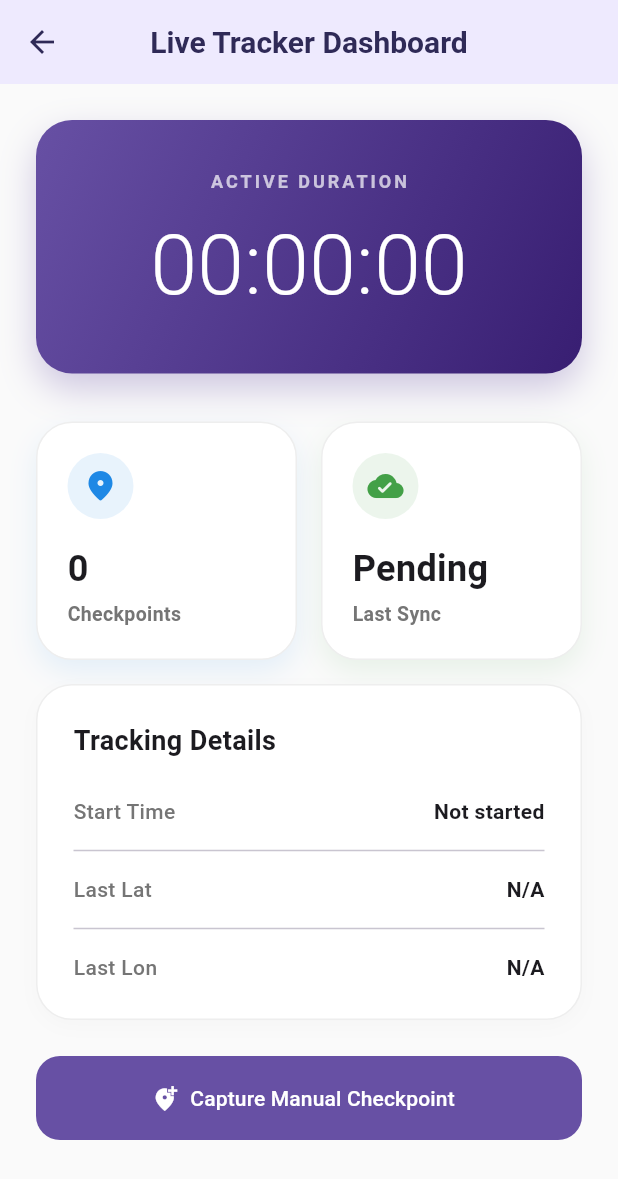
After one commit to JoshiAO/sales_agile_monitoring, a Flutter app: the SalesmanHomeScreen screen opened directly, after a tap on the "bug report" icon, on a phone screen of 412 x 824 dp. The commit adds this screen. Shown: the top 1179 px of the screen. Run offline on Flutter 3.47's test engine with Material 3 defaults, Android fonts, the phone set to English and light mode, and no system bars; our stand-ins replace battery_plus, cached_network_image, camera, cloud_firestore, cloud_functions, device_info_plus and 15 more; missing offline and left inert: android_intent_plus, dart:html, dart:js_util, dart:ui_web, excel, flutter_background_service and 5 more; accounts and stored records are empty.

Commit message:
v2.1.22: Background location fixes, UI centering, manual checkpoints

```diff
--- /dev/null
+++ b/lib/screens/salesman/salesman_debug_screen.dart
@@ -0,0 +1,340 @@
+import 'dart:async';
+import 'package:flutter/material.dart';
+import 'package:shared_preferences/shared_preferences.dart';
+import 'package:intl/intl.dart';
+import 'dart:convert';
+import 'package:flutter_background_service/flutter_background_service.dart';
+
+class SalesmanDebugScreen extends StatefulWidget {
+  const SalesmanDebugScreen({super.key});
+
+  @override
+  State<SalesmanDebugScreen> createState() => _SalesmanDebugScreenState();
+}
+
+class _SalesmanDebugScreenState extends State<SalesmanDebugScreen> {
+  Timer? _timer;
+  SharedPreferences? _prefs;
+
+  String _activeTime = '00:00:00';
+  int _checkpointCount = 0;
+  String _lastSync = 'Pending';
+  double? _lastLat;
+  double? _lastLon;
+  String _startTimeStr = 'Not started';
+  List<Map<String, dynamic>> _pendingCheckpoints = [];
+
+  @override
+  void initState() {
+    super.initState();
+    _initPrefs();
+    _timer = Timer.periodic(const Duration(seconds: 1), (_) => _refreshData());
+  }
+
+  Future<void> _initPrefs() async {
+    _prefs = await SharedPreferences.getInstance();
+    _refreshData();
+  }
+
+  void _refreshData() {
+    if (_prefs == null) return;
+    _prefs!.reload(); // Ensure we get the latest background updates
+
+    final startStr = _prefs!.getString('route_start_time');
+    if (startStr != null) {
+      final startTime = DateTime.parse(startStr);
+      _startTimeStr = DateFormat('hh:mm a').format(startTime);
+      final activeDuration = DateTime.now().difference(startTime);
+
+      final hours = activeDuration.inHours.toString().padLeft(2, '0');
+      final minutes = (activeDuration.inMinutes % 60).toString().padLeft(2, '0');
+      final seconds = (activeDuration.inSeconds % 60).toString().padLeft(2, '0');
+      _activeTime = '$hours:$minutes:$seconds';
+    } else {
+      _activeTime = '00:00:00';
+      _startTimeStr = 'Not started';
+    }
+
+    _checkpointCount = _prefs!.getInt('checkpoint_count') ?? 0;
+
+    final lastFlushStr = _prefs!.getString('last_flush_time');
+    if (lastFlushStr != null) {
+      _lastSync = DateFormat('hh:mm a').format(DateTime.parse(lastFlushStr));
+    } else {
+      _lastSync = 'Pending';
+    }
+
+    _lastLat = _prefs!.getDouble('last_checkpoint_lat');
+    _lastLon = _prefs!.getDouble('last_checkpoint_lon');
+
+    final rawBatch = _prefs!.getStringList('batched_checkpoints_v2') ?? [];
+    _pendingCheckpoints = rawBatch.map((e) {
+      try {
+        return jsonDecode(e) as Map<String, dynamic>;
+      } catch (_) {
+        return <String, dynamic>{};
+      }
+    }).where((e) => e.isNotEmpty).toList();
+
+    if (mounted) {
+      setState(() {});
+    }
+  }
+
+  @override
+  void dispose() {
+    _timer?.cancel();
+    super.dispose();
+  }
+
+  @override
+  Widget build(BuildContext context) {
+    return Scaffold(
+      backgroundColor: Colors.grey.shade50,
+      appBar: AppBar(
+        title: const Text('Live Tracker Dashboard'),
+        centerTitle: true,
+      ),
+      body: SingleChildScrollView(
+        padding: const EdgeInsets.all(24.0),
+        child: Column(
+          crossAxisAlignment: CrossAxisAlignment.stretch,
+          children: [
+            // Live Stopwatch Card
+            Container(
+              padding: const EdgeInsets.symmetric(vertical: 32, horizontal: 16),
+              decoration: BoxDecoration(
+                gradient: const LinearGradient(
+                  colors: [Color(0xFF6750A4), Color(0xFF381E72)],
+                  begin: Alignment.topLeft,
+                  end: Alignment.bottomRight,
+                ),
+                borderRadius: BorderRadius.circular(24),
+                boxShadow: [
+                  BoxShadow(
+                    color: const Color(0xFF6750A4).withOpacity(0.3),
+                    blurRadius: 20,
+                    offset: const Offset(0, 10),
+                  ),
+                ],
+              ),
+              child: Column(
+                children: [
+                  const Text(
+                    'ACTIVE DURATION',
+                    style: TextStyle(
+                      color: Colors.white70,
+                      letterSpacing: 2,
+                      fontWeight: FontWeight.w600,
+                      fontSize: 12,
+                    ),
+                  ),
+                  const SizedBox(height: 8),
+                  Text(
+                    _activeTime,
+                    style: const TextStyle(
+                      color: Colors.white,
+                      fontSize: 56,
+                      fontWeight: FontWeight.w300,
+                      fontFeatures: [FontFeature.tabularFigures()],
+                    ),
+                  ),
+                ],
+              ),
+            ),
+            const SizedBox(height: 32),
+
+            // Statistics Grid
+            Row(
+              children: [
+                Expanded(
+                  child: _buildStatCard(
+                    icon: Icons.location_on_rounded,
+                    title: 'Checkpoints',
+                    value: '$_checkpointCount',
+                    color: Colors.blue.shade600,
+                  ),
+                ),
+                const SizedBox(width: 16),
+                Expanded(
+                  child: _buildStatCard(
+                    icon: Icons.cloud_done_rounded,
+                    title: 'Last Sync',
+                    value: _lastSync,
+                    color: Colors.green.shade600,
+                  ),
+                ),
+              ],
+            ),
+            const SizedBox(height: 16),
+
+            // Detailed Info Card
+            Container(
+              padding: const EdgeInsets.all(24),
+              decoration: BoxDecoration(
+                color: Colors.white,
+                borderRadius: BorderRadius.circular(24),
+                border: Border.all(color: Colors.grey.shade200),
+                boxShadow: [
+                  BoxShadow(
+                    color: Colors.black.withOpacity(0.02),
+                    blurRadius: 10,
+                    offset: const Offset(0, 4),
+                  ),
+                ],
+              ),
+              child: Column(
+                crossAxisAlignment: CrossAxisAlignment.start,
+                children: [
+                  const Text(
+                    'Tracking Details',
+                    style: TextStyle(
+                      fontSize: 18,
+                      fontWeight: FontWeight.w700,
+                    ),
+                  ),
+                  const SizedBox(height: 24),
+                  _buildDetailRow('Start Time', _startTimeStr),
+                  const Divider(height: 32),
+                  _buildDetailRow('Last Lat', _lastLat?.toStringAsFixed(6) ?? 'N/A'),
+                  const Divider(height: 32),
+                  _buildDetailRow('Last Lon', _lastLon?.toStringAsFixed(6) ?? 'N/A'),
+                ],
+              ),
+            ),
+            const SizedBox(height: 24),
+            SizedBox(
+              width: double.infinity,
+              height: 56,
+              child: ElevatedButton.icon(
+                icon: const Icon(Icons.add_location_alt),
+                label: const Text('Capture Manual Checkpoint'),
+                style: ElevatedButton.styleFrom(
+                  backgroundColor: const Color(0xFF6750A4),
+                  foregroundColor: Colors.white,
+                  shape: RoundedRectangleBorder(borderRadius: BorderRadius.circular(16)),
+                ),
+                onPressed: () {
+                  ScaffoldMessenger.of(context).showSnackBar(
+                    const SnackBar(content: Text('Capturing manual checkpoint...')),
+                  );
+                  FlutterBackgroundService().invoke('manual_checkpoint');
+                },
+              ),
+            ),
+            if (_pendingCheckpoints.isNotEmpty) ...[
+              const SizedBox(height: 32),
+              const Text(
+                'Pending Checkpoints (Offline Queue)',
+                style: TextStyle(fontSize: 16, fontWeight: FontWeight.w700),
+              ),
+              const SizedBox(height: 12),
+              ..._pendingCheckpoints.map((cp) {
+                final lat = cp['lat'] as num?;
+                final lon = cp['lon'] as num?;
+                final ts = cp['timestamp'] as int?;
+                final time = ts != null
+                    ? DateFormat('hh:mm:ss a').format(DateTime.fromMillisecondsSinceEpoch(ts))
+                    : 'Unknown';
+                return Card(
+                  elevation: 0,
+                  margin: const EdgeInsets.only(bottom: 8),
+                  shape: RoundedRectangleBorder(
+                    borderRadius: BorderRadius.circular(12),
+                    side: BorderSide(color: Colors.grey.shade300),
+                  ),
+                  child: ListTile(
+                    leading: Container(
+                      padding: const EdgeInsets.all(8),
+                      decoration: BoxDecoration(
+                        color: Colors.blue.withOpacity(0.1),
+                        shape: BoxShape.circle,
+                      ),
+                      child: const Icon(Icons.location_on, color: Colors.blue, size: 20),
+                    ),
+                    title: Text(time, style: const TextStyle(fontWeight: FontWeight.w600)),
+                    subtitle: Text('Lat: ${lat?.toStringAsFixed(5)}, Lon: ${lon?.toStringAsFixed(5)}'),
+                  ),
+                );
+              }),
+            ],
+          ],
+        ),
+      ),
+    );
+  }
+
+  Widget _buildStatCard({
+    required IconData icon,
+    required String title,
+    required String value,
+    required Color color,
+  }) {
+    return Container(
+      padding: const EdgeInsets.all(20),
+      decoration: BoxDecoration(
+        color: Colors.white,
+        borderRadius: BorderRadius.circular(24),
+        border: Border.all(color: Colors.grey.shade200),
+        boxShadow: [
+          BoxShadow(
+            color: color.withOpacity(0.1),
+            blurRadius: 15,
+            offset: const Offset(0, 8),
+          ),
+        ],
+      ),
+      child: Column(
+        crossAxisAlignment: CrossAxisAlignment.start,
+        children: [
+          Container(
+            padding: const EdgeInsets.all(10),
+            decoration: BoxDecoration(
+              color: color.withOpacity(0.1),
+              shape: BoxShape.circle,
+            ),
+            child: Icon(icon, color: color, size: 24),
+          ),
+          const SizedBox(height: 16),
+          Text(
+            value,
+            style: const TextStyle(
+              fontSize: 24,
+              fontWeight: FontWeight.w700,
+            ),
+          ),
+          const SizedBox(height: 4),
+          Text(
+            title,
+            style: TextStyle(
+              fontSize: 13,
+              fontWeight: FontWeight.w600,
+              color: Colors.grey.shade600,
+            ),
+          ),
+        ],
+      ),
+    );
+  }
+
+  Widget _buildDetailRow(String label, String value) {
+    return Row(
+      mainAxisAlignment: MainAxisAlignment.spaceBetween,
+      children: [
+        Text(
+          label,
+          style: TextStyle(
+            color: Colors.grey.shade600,
+            fontWeight: FontWeight.w500,
+          ),
+        ),
+        Text(
+          value,
+          style: const TextStyle(
+            fontWeight: FontWeight.w600,
+          ),
+        ),
+      ],
+    );
+  }
+}
--- a/lib/screens/salesman/salesman_home_screen.dart
+++ b/lib/screens/salesman/salesman_home_screen.dart
@@ -13,8 +13,11 @@ import 'package:provider/provider.dart';
 import 'package:qr/qr.dart';
 import 'package:saver_gallery/saver_gallery.dart';
 import 'package:cloud_firestore/cloud_firestore.dart';
+import 'package:package_info_plus/package_info_plus.dart';
 import 'package:compact_sales_monitoring/models/route_model.dart';
 import 'package:compact_sales_monitoring/providers/auth_provider.dart';
+import 'package:compact_sales_monitoring/screens/salesman/salesman_tabs_screen.dart';
+import 'package:compact_sales_monitoring/screens/salesman/salesman_debug_screen.dart';
 import 'package:compact_sales_monitoring/screens/salesman/camera_screen.dart';
 import 'package:compact_sales_monitoring/services/checkpoint_queue_service.dart';
 import 'package:compact_sales_monitoring/services/location_service.dart';
@@ -987,7 +990,16 @@ class _SalesmanHomeScreenState extends State<SalesmanHomeScreen>
 
     return Scaffold(
       appBar: AppBar(
-        title: const Text('Sales Route'),
+        title: GestureDetector(
+          onTap: (_firstRetakeRequested || _lastRetakeRequested) ? () async {
+            ScaffoldMessenger.of(context).showSnackBar(
+              const SnackBar(content: Text('Synchronizing account status...')),
+            );
+            await context.read<AuthProvider>().checkCurrentUser();
+            await _loadTodayRoute();
+          } : null,
+          child: const Text('Sales Route'),
+        ),
         elevation: 0,
         actions: [
           IconButton(
@@ -1001,6 +1013,18 @@ class _SalesmanHomeScreenState extends State<SalesmanHomeScreen>
             },
           ),
           if (!kIsWeb) ...[
+            IconButton(
+              tooltip: 'Debug Dashboard',
+              icon: const Icon(Icons.bug_report),
+              onPressed: () {
+                Navigator.push(
+                  context,
+                  MaterialPageRoute(
+                    builder: (_) => const SalesmanDebugScreen(),
+                  ),
+                );
+              },
+            ),
             StreamBuilder<int>(
               stream: currentUser == null
                   ? const Stream<int>.empty()
@@ -1066,6 +1090,7 @@ class _SalesmanHomeScreenState extends State<SalesmanHomeScreen>
           child: Column(
             mainAxisAlignment: MainAxisAlignment.center,
             children: [
+              const Spacer(),
               // Title
               const Text(
                 'Daily Route Tracker',
@@ -1172,6 +1197,23 @@ class _SalesmanHomeScreenState extends State<SalesmanHomeScreen>
                   padding: EdgeInsets.only(top: 32),
                   child: CircularProgressIndicator(),
                 ),
+
+              const Spacer(),
+              FutureBuilder<PackageInfo>(
+                future: PackageInfo.fromPlatform(),
+                builder: (context, snapshot) {
+                  final version = snapshot.data?.version ?? '';
+                  final build = snapshot.data?.buildNumber ?? '';
+                  final text = version.isNotEmpty ? 'v$version+$build' : '';
+                  return Padding(
+                    padding: const EdgeInsets.only(bottom: 16),
+                    child: Text(
+                      text,
+                      style: const TextStyle(fontSize: 10, color: Colors.grey),
+                    ),
+                  );
+                },
+              ),
             ],
           ),
         ),
--- a/lib/services/background_location_service.dart
+++ b/lib/services/background_location_service.dart
@@ -10,7 +10,12 @@ import 'package:compact_sales_monitoring/services/checkpoint_queue_service.dart'
 import 'package:compact_sales_monitoring/models/route_model.dart';
 import 'package:shared_preferences/shared_preferences.dart';
 import 'dart:convert';
+import 'package:flutter_local_notifications/flutter_local_notifications.dart';
+import 'package:flutter_background_service_android/flutter_background_service_android.dart';
+import 'package:wakelock_plus/wakelock_plus.dart';
+import 'package:intl/intl.dart';
 
+@pragma('vm:entry-point')
 class BackgroundLocationService {
   static const double _checkpointMinDistanceMeters = 500.0;
   static const int _checkpointMinIntervalMinutes = 30;
@@ -26,8 +31,8 @@ class BackgroundLocationService {
         autoStart: false,
         autoStartOnBoot: false,
         isForegroundMode: true,
-        initialNotificationTitle: 'Route Tracker Active',
-        initialNotificationContent: 'Tracking your sales route in the background',
+        initialNotificationTitle: '📍 Route Tracker Active',
+        initialNotificationContent: 'Live tracking was on after first call, ended after last call.',
         foregroundServiceNotificationId: 888,
       ),
       iosConfiguration: IosConfiguration(
@@ -42,12 +47,21 @@ class BackgroundLocationService {
     if (kIsWeb) return;
     final service = FlutterBackgroundService();
     final prefs = await SharedPreferences.getInstance();
-    await prefs.setString('active_route_id', routeId);
+    final previousRouteId = prefs.getString('active_route_id');
+    final previousFirstPointTime = prefs.getString('first_point_time');
+    final currentFirstPointTime = firstPoint.timestamp.toIso8601String();
 
-    // Set initial checkpoint base
-    await prefs.setString('last_checkpoint_time', firstPoint.timestamp.toIso8601String());
-    await prefs.setDouble('last_checkpoint_lat', firstPoint.lat);
-    await prefs.setDouble('last_checkpoint_lon', firstPoint.lon);
+    if (previousRouteId != routeId || previousFirstPointTime != currentFirstPointTime) {
+      await prefs.setString('active_route_id', routeId);
+      await prefs.setString('first_point_time', currentFirstPointTime);
+
+      // Set initial checkpoint base
+      await prefs.setString('route_start_time', DateTime.now().toIso8601String());
+      await prefs.setString('last_checkpoint_time', currentFirstPointTime);
+      await prefs.setDouble('last_checkpoint_lat', firstPoint.lat);
+      await prefs.setDouble('last_checkpoint_lon', firstPoint.lon);
+      await prefs.setInt('checkpoint_count', 0);
+    }
 
     await service.startService();
   }
@@ -61,6 +75,13 @@ class BackgroundLocationService {
     }
     final prefs = await SharedPreferences.getInstance();
     await prefs.remove('active_route_id');
+  }
+
+  @pragma('vm:entry-point')
+  static void notificationTapBackground(NotificationResponse notificationResponse) {
+    if (notificationResponse.actionId == 'manual_checkpoint') {
+      FlutterBackgroundService().invoke('manual_checkpoint');
+    }
   }
 
   @pragma('vm:entry-point')
@@ -86,8 +107,43 @@ class BackgroundLocationService {
     }
 
     service.on('stopService').listen((event) {
+      WakelockPlus.disable();
       service.stopSelf();
     });
+
+    // GUARANTEE CPU DOES NOT SLEEP
+    WakelockPlus.enable();
+
+    // INITIALIZE HIGH-PRIORITY ALARMS
+    final flutterLocalNotificationsPlugin = FlutterLocalNotificationsPlugin();
+    const androidInit = AndroidInitializationSettings('@mipmap/ic_launcher');
+    const initSettings = InitializationSettings(android: androidInit);
+    await flutterLocalNotificationsPlugin.initialize(
+      settings: initSettings,
+      onDidReceiveBackgroundNotificationResponse: notificationTapBackground,
+    );
+
+    await flutterLocalNotificationsPlugin.show(
+      id: 888,
+      title: '📍 Route Tracker Active',
+      body: 'Live tracking was on after first call, ended after last call.',
+      notificationDetails: const NotificationDetails(
+        android: AndroidNotificationDetails(
+          'compact_sales_tracker_channel',
+          'Live Tracking Service',
+          ongoing: true,
+          importance: Importance.low,
+          priority: Priority.low,
+          actions: [
+            AndroidNotificationAction(
+              'manual_checkpoint',
+              'Capture Checkpoint',
+              showsUserInterface: false,
+            ),
+          ],
+        ),
+      ),
+    );
 
     final stream = geo.Geolocator.getPositionStream(
       locationSettings: geo.AndroidSettings(
@@ -104,7 +160,7 @@ class BackgroundLocationService {
 
     // Declare as late so getBestAvailablePosition and resetWatchdog can reference it
     // before the body is assigned below.
-    late Future<void> Function(geo.Position) processLocation;
+    late Future<void> Function(geo.Position, [bool isManual]) processLocation;
 
     // Helper: get best available position. Falls back to last-known on timeout.
     // KEY FIX FOR INDOOR GPS: high-accuracy GPS times out indoors, but
@@ -139,7 +195,7 @@ class BackgroundLocationService {
     }
 
     // Assign body now — all helpers above are already in scope.
-    processLocation = (geo.Position position) async {
+    processLocation = (geo.Position position, [bool isManual = false]) async {
       resetWatchdog();
       processLocationCount++;
 
@@ -153,9 +209,7 @@ class BackgroundLocationService {
         return;
       }
 
-      if (position.accuracy > _maxCheckpointAccuracyMeters) return;
-
-      final now = position.timestamp;
+      final now = DateTime.now();
 
       final lastTimeStr = prefs.getString('last_checkpoint_time');
       final prevLat = prefs.getDouble('last_checkpoint_lat');
@@ -183,7 +237,14 @@ class BackgroundLocationService {
           prevLon != null &&
           distanceSinceLast >= _checkpointMinDistanceMeters;
 
-      if (!timeThresholdMet && !distanceThresholdMet) return;
+      if (!timeThresholdMet && !distanceThresholdMet && !isManual) return;
+
+      // If we are capturing based ONLY on distance, we demand high accuracy to prevent fake jumps.
+      // However, if the 30-minute timer triggered OR the user manually requested a checkpoint,
+      // we accept whatever location we can get (even low-accuracy Cell/Wi-Fi positions).
+      if (!timeThresholdMet && !isManual && position.accuracy > _maxCheckpointAccuracyMeters) {
+        return;
+      }
 
       // Update base
       await prefs.setString('last_checkpoint_time', now.toIso8601String());
@@ -217,7 +278,7 @@ class BackgroundLocationService {
     void subscribeToLocation() {
       locationSubscription?.cancel();
       locationSubscription = stream.listen(
-        processLocation,
+        (pos) => processLocation(pos),
         onError: (e) {
           debugPrint('[BackgroundLocationService] Stream error: $e');
           Future.delayed(const Duration(seconds: 10), subscribeToLocation);
@@ -254,8 +315,14 @@ class BackgroundLocationService {
       await flushPendingBatch(prefs, firestoreService);
     });
 
-    // Removed diagnostic ALIVE PING (Firestore write) to protect the 20K/day free tier quota.
-    // Timer.periodic(const Duration(minutes: 5), ...) was here in v2.1.9.
+    service.on('manual_checkpoint').listen((_) async {
+      debugPrint('[BackgroundLocationService] Manual checkpoint triggered!');
+      final pos = await getBestAvailablePosition();
+      if (pos != null) {
+        await processLocation(pos, true);
+      }
+      await flushPendingBatch(prefs, firestoreService);
+    });
   }
 
   static const String _batchPrefsKey = 'batched_checkpoints_v2';
--- a/pubspec.yaml
+++ b/pubspec.yaml
@@ -1,7 +1,7 @@
 name: compact_sales_monitoring
 description: "Multi-role sales monitoring app with Firebase and OpenStreetMap."
 publish_to: 'none'
-version: 2.1.10+1
+version: 2.1.22+1
 
 environment:
   sdk: ^3.11.4
@@ -57,6 +57,8 @@ dependencies:
   usage_stats: ^1.3.1
   package_info_plus: ^10.2.1
   open_filex: ^4.7.0
+  wakelock_plus: ^1.7.0
+  flutter_local_notifications: ^22.3.0
 
 dev_dependencies:
   flutter_test:
```
Also changed, not shown: pubspec.lock, 5 other files.
